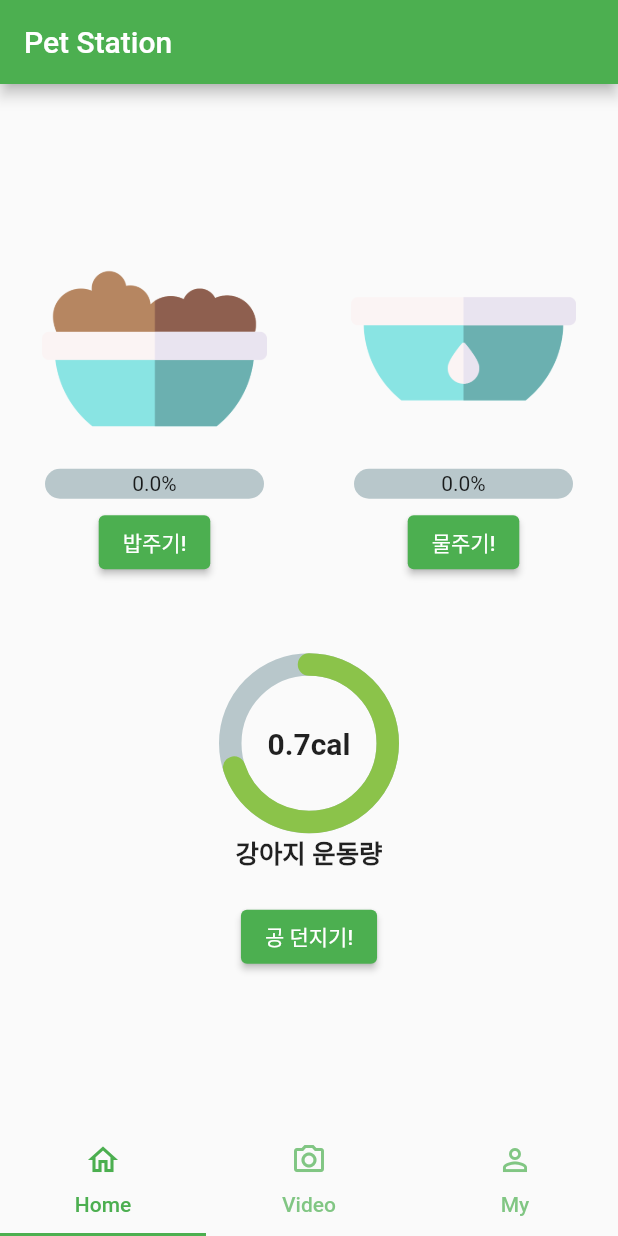
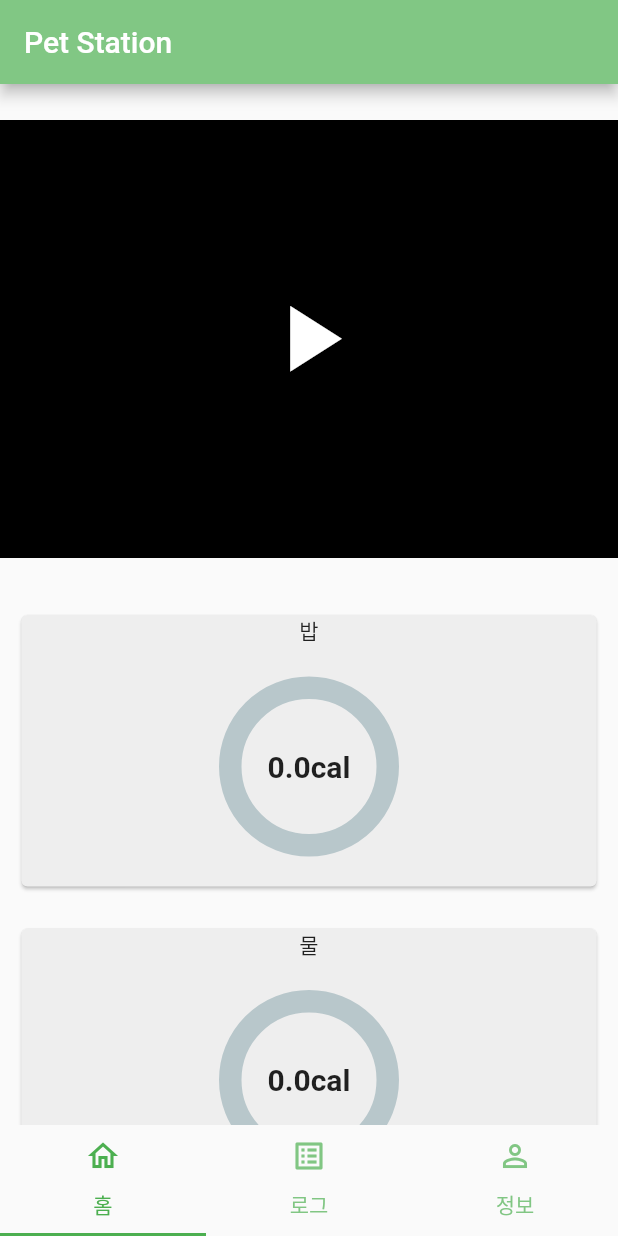
Before and after one commit to unh6uoj/pet_rest, a Flutter app: the screen it shows after launch, on a phone screen of 412 x 824 dp. Run offline on Flutter 3.47's test engine with Material 2 defaults, Android fonts, the phone set to English and light mode, and no system bars; drawn by our look-alikes of percent_indicator; network calls fail.

Commit message:
update_home_screen

```diff
--- a/lib/main.dart
+++ b/lib/main.dart
@@ -26,14 +26,13 @@ class MyApp extends StatelessWidget {
           child: Scaffold(
             appBar: AppBar(
               title: Text('Pet Station'),
-              backgroundColor: Colors.green,
+              backgroundColor: Colors.green[300],
             ),
             body: TabBarView(
               children: [
-                ChangeNotifierProvider<LoadCellProvider>(
-                    create: (_) => LoadCellProvider(), child: HomeScreen()),
-                ChangeNotifierProvider<VideoProvider>(
-                    create: (_) => VideoProvider(), child: VideoScreen()),
+                ChangeNotifierProvider<HomeProvider>(
+                    create: (_) => HomeProvider(), child: HomeScreen()),
+                VideoScreen(),
                 InfoScreen()
               ],
             ),
@@ -43,15 +42,15 @@ class MyApp extends StatelessWidget {
                 tabs: [
                   Tab(
                     icon: Icon(Icons.home_outlined),
-                    text: 'Home',
+                    text: '홈',
                   ),
                   Tab(
-                    icon: Icon(Icons.camera_alt_outlined),
-                    text: 'Video',
+                    icon: Icon(Icons.list_alt),
+                    text: '로그',
                   ),
                   Tab(
                     icon: Icon(Icons.person_outline),
-                    text: 'My',
+                    text: '정보',
                   )
                 ]),
           )),
@@ -62,12 +61,45 @@ class MyApp extends StatelessWidget {
 // Provider Class 생성
 // ChangeNotifier를 상속 받음.
 // ChangeNotifier는 notifyListeners()함수를 통해 데이터가 변경된 것을 바로 알려줄 수 있다.
-class VideoProvider extends ChangeNotifier {
-  late WebSocketChannel channel;
+class HomeProvider extends ChangeNotifier {
+  late WebSocketChannel videoChannel;
+  late WebSocketChannel loadcellChannel;
+
   bool isVideoOn = false;
 
-  VideoProvider() {
-    webScoketConnect();
+  double loadCellDataFood = 0.0;
+  double loadCellDataWater = 0.0;
+
+  HomeProvider() {
+    loadCellWebScoketConnect();
+    videoWebSocketConnect();
+  }
+
+  void loadCellWebScoketConnect() async {
+    this.loadcellChannel =
+        IOWebSocketChannel.connect('ws://192.168.1.132:25003');
+    this.loadcellChannel.sink.add('mortor init');
+
+    notifyListeners();
+  }
+
+  void videoWebSocketConnect() async {
+    this.videoChannel = IOWebSocketChannel.connect('ws://192.168.1.132:25001');
+    this.videoChannel.sink.add('video init');
+
+    notifyListeners();
+  }
+
+  void videoWebSocketDisconnect() {
+    this.videoChannel.sink.close();
+
+    notifyListeners();
+  }
+
+  void loadCellWebSocketDisconnect() {
+    this.loadcellChannel.sink.close();
+
+    notifyListeners();
   }
 
   void videoOn() {
@@ -82,51 +114,14 @@ class VideoProvider extends ChangeNotifier {
     notifyListeners();
   }
 
-  void webScoketConnect() async {
-    channel = IOWebSocketChannel.connect('ws://192.168.0.21:25001');
-    channel.sink.add('video init');
-
-    notifyListeners();
-  }
-
-  void webSocketDisconnect() {
-    channel.sink.close();
-
-    notifyListeners();
-  }
-}
-
-class LoadCellProvider extends ChangeNotifier {
-  WebSocketChannel channel =
-      IOWebSocketChannel.connect('ws://192.168.1.132:25003');
-  double loadCellDataFood = 0.0;
-  double loadCellDataWater = 0.0;
-
-  // LoadCellProvider() {
-  //   webScoketConnect();
-  // }
-
-  // void webScoketConnect() async {
-  //   this.channel = IOWebSocketChannel.connect('ws://192.168.1.132:25003');
-  //   this.channel.sink.add('mortor init');
-
-  //   notifyListeners();
-  // }
-
-  void webSocketDisconnect() {
-    this.channel.sink.close();
-
-    notifyListeners();
-  }
-
   void sendFood() {
-    this.channel.sink.add('food');
+    this.loadcellChannel.sink.add('food');
     print('food 보냄');
     notifyListeners();
   }
 
   void sendWater() {
-    this.channel.sink.add('water');
+    this.loadcellChannel.sink.add('water');
     print('water 보냄');
     notifyListeners();
   }
--- a/lib/screen_home.dart
+++ b/lib/screen_home.dart
@@ -1,4 +1,5 @@
 import 'package:flutter/material.dart';
+import 'dart:typed_data';
 import 'package:pet/main.dart';
 
 // persent_indicator
@@ -12,107 +13,95 @@ class HomeScreen extends StatelessWidget {
   @override
   Widget build(BuildContext context) {
     // 요소들을 세로로 나란히 배치하기 위한 레이아웃
-    return Column(
-        mainAxisAlignment: MainAxisAlignment.center,
-        crossAxisAlignment: CrossAxisAlignment.center,
-
-        // 요소들 생성
-        children: <Widget>[
-          // 첫번째 가로줄
-          Row(
-              mainAxisAlignment: MainAxisAlignment.spaceAround,
-              crossAxisAlignment: CrossAxisAlignment.center,
-              children: <Widget>[
-                // 사료, 물 이미지
-                Image(image: AssetImage('images/pet_food.png'), width: 150),
-                Image(image: AssetImage('images/pet_water.png'), width: 150)
-              ]),
-
-          // 두번째 가로줄
-          Row2(),
-
-          // 세번째 가로줄
-          Row(
-              mainAxisAlignment: MainAxisAlignment.spaceAround,
-              crossAxisAlignment: CrossAxisAlignment.center,
-              children: <Widget>[
-                // 사료, 물 급여 버튼
-                ElevatedButton(
-                    style: ElevatedButton.styleFrom(primary: Colors.green),
-                    onPressed: context.read<LoadCellProvider>().sendFood,
-                    child: Text('밥주기!')),
-                ElevatedButton(
-                    style: ElevatedButton.styleFrom(primary: Colors.green),
-                    onPressed: context.read<LoadCellProvider>().sendWater,
-                    child: Text('물주기!'))
-              ]),
-
-          // 중간 여백
-          Container(height: 30),
-
-          // 네번째 가로줄
-          Row(children: <Widget>[
-            // 운동량
-            Expanded(child: PercentBar(isLinear: false, data: 0.7))
-          ]),
-
-          // 다섯번째 가로줄
-          Row(
-              mainAxisAlignment: MainAxisAlignment.spaceAround,
-              children: <Widget>[
-                // 공 던지기 버튼
-                ElevatedButton(
-                    style: ElevatedButton.styleFrom(primary: Colors.green),
-                    onPressed: () {},
-                    child: Text('공 던지기!'))
-              ])
-        ]);
+    return Center(
+        child: SingleChildScrollView(
+            scrollDirection: Axis.vertical,
+            child: Column(
+                mainAxisAlignment: MainAxisAlignment.center,
+                crossAxisAlignment: CrossAxisAlignment.center,
+                children: <Widget>[
+                  VideoArea(),
+                  HomeDataCard(name: '밥'),
+                  HomeDataCard(name: '물'),
+                ])));
   }
 }
 
-// 일단 이름 이렇게 해놓음
-// 추후에 수정 요함
-class Row2 extends StatefulWidget {
-  const Row2({Key? key}) : super(key: key);
+class VideoArea extends StatefulWidget {
+  const VideoArea({Key? key}) : super(key: key);
 
   @override
-  _Row2State createState() => _Row2State();
+  _VideoAreaState createState() => _VideoAreaState();
 }
 
-class _Row2State extends State<Row2> {
+class _VideoAreaState extends State<VideoArea> {
+  _VideoAreaState();
+
   @override
   Widget build(BuildContext context) {
-    return Row(children: <Widget>[
-      StreamBuilder(
-        stream: context.read<LoadCellProvider>().channel.stream,
-        builder: (context, snapshot) {
-          // provider로 데이터를 넘기는 부분
-          // streambuilder에서 다른 위젯으로 데이터가 안넘어감
-          // 수정 요함ㅠ
-          if (snapshot.hasData) {
-            context.read<LoadCellProvider>().loadCellDataFood =
-                double.parse(snapshot.data as String);
-          }
+    return Container(
+        height: 340,
+        // watch() 함수를 통해 데이터 접근
+        // watch()는 UI를 바로 업데이트 함
+        child: Container(
+            child: StreamBuilder(
+          // read() 함수를 통해 데이터 접근
+          // read()는 UI업데이트 하지 않음. 여기선 stream으로 값을 받아오기 때문에
+          // UI업데이트는 자동으로 된다.
+          stream: context.read<HomeProvider>().videoChannel.stream,
+          builder: (context, snapshot) {
+            return snapshot.hasData && context.watch<HomeProvider>().isVideoOn
+                ? Padding(
+                    padding: const EdgeInsets.symmetric(vertical: 24.0),
+                    child: FractionallySizedBox(
+                        child: Container(
+                            color: Colors.black,
+                            child: Image.memory(
+                              snapshot.data as Uint8List,
+                              gaplessPlayback:
+                                  true, // gaplessPlayback을 true로 하지 않으면 이미지 변경 될 때 마다 깜빡깜빡 한다.
+                            ))))
+                : Padding(
+                    padding: const EdgeInsets.symmetric(vertical: 24.0),
+                    child: FractionallySizedBox(
+                        widthFactor: 1,
+                        child: Container(
+                            color: Colors.black,
+                            child: Icon(
+                              Icons.play_arrow,
+                              size: 75,
+                              color: Colors.white,
+                            ))));
+          },
+        )));
+  }
+}
 
-          return snapshot.hasData
-              ? Expanded(
-                  //child: Text(snapshot.data as String));
-                  child: PercentBar(
-                      isLinear: true,
-                      // 다른 위젯으로 streambuilder 데이터가 잘 넘어가지 않는 문제
-                      // 이 부분 없어도 무방
-                      data: double.parse(snapshot.data as String)))
-              : Expanded(child: PercentBar(isLinear: true, data: 0.8));
-        },
-      ),
-      Expanded(child: PercentBar(isLinear: true, data: 0.8))
-    ]);
+class HomeDataCard extends StatelessWidget {
+  const HomeDataCard({Key? key, this.name}) : super(key: key);
+
+  final String? name;
+
+  @override
+  Widget build(BuildContext context) {
+    return FractionallySizedBox(
+        widthFactor: 0.95,
+        child: Padding(
+            padding: EdgeInsets.fromLTRB(0, 10, 0, 10),
+            child: Card(
+                color: Colors.grey[200],
+                child: Column(
+                  children: [
+                    Text(this.name as String),
+                    PercentBar(isLinear: false, data: 0.0)
+                  ],
+                ))));
   }
 }
 
 // 퍼센트 바
 class PercentBar extends StatefulWidget {
-  const PercentBar({Key? key, this.isLinear, @required this.data})
+  const PercentBar({Key? key, this.isLinear = true, @required this.data})
       : super(key: key);
 
   final bool? isLinear;
@@ -134,7 +123,7 @@ class _PercentBarState extends State<PercentBar> {
   Widget build(BuildContext context) {
     // 최대 칼로리
     const double maxCalorie = 100;
-    double foodData = context.watch<LoadCellProvider>().loadCellDataFood;
+    double foodData = context.watch<HomeProvider>().loadCellDataFood;
     // 선형/비선형 퍼센트 바 반환
     return this.isLinear
         // 선형 퍼센트 바
@@ -166,9 +155,6 @@ class _PercentBarState extends State<PercentBar> {
                 center: new Text(this.data.toString() + "cal",
                     style: new TextStyle(
                         fontWeight: FontWeight.bold, fontSize: 20.0)),
-                footer: new Text("강아지 운동량",
-                    style: new TextStyle(
-                        fontWeight: FontWeight.bold, fontSize: 17.0)),
                 circularStrokeCap: CircularStrokeCap.round,
                 progressColor: Colors.lightGreen[500]));
   }
```
Also changed, not shown: lib/screen_video.dart (+1 -93 lines).
